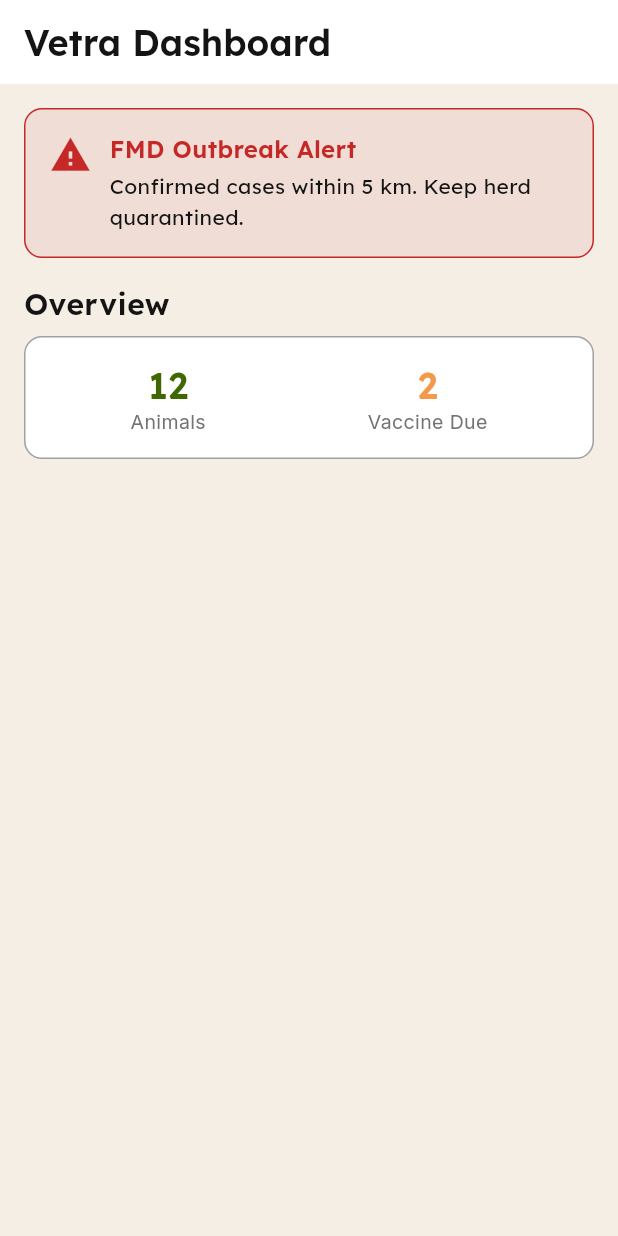
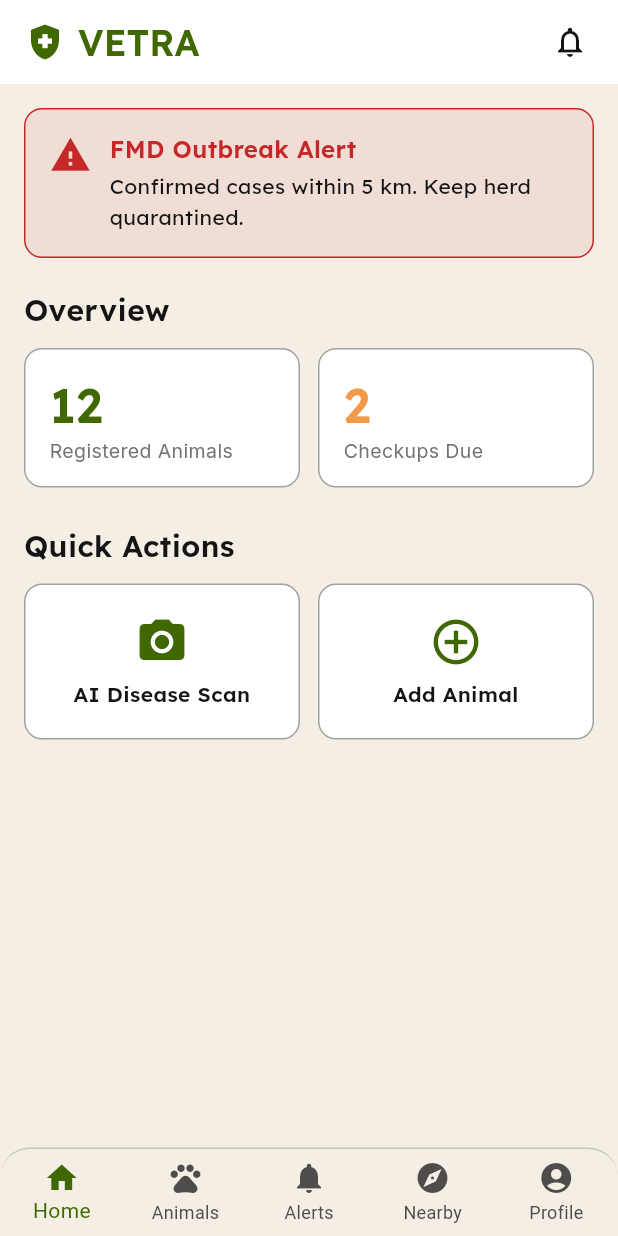
Before and after one commit to omrajput14/vetra, a Flutter app: the FarmerDashboardPage screen opened by its route, on a phone screen of 412 x 824 dp. Run offline on Flutter 3.47's test engine with Material 3 defaults, Android fonts, the light colour scheme and no system bars; our stand-ins replace flutter_riverpod, go_router, google_fonts.

Commit message:
feat(farmer): convert HTML prototypes to native Flutter

```diff
--- a/lib/core/router/app_router.dart
+++ b/lib/core/router/app_router.dart
@@ -8,6 +8,9 @@ import '../../features/auth/presentation/pages/email_verification_page.dart';
 import '../../features/auth/presentation/pages/forgot_password_page.dart';
 import '../../features/auth/presentation/pages/reset_password_page.dart';
 import '../../features/farmer/presentation/pages/farmer_dashboard_page.dart';
+import '../../features/farmer/presentation/pages/my_animals_page.dart';
+import '../../features/farmer/presentation/pages/my_animals_offline_state_page.dart';
+import '../../features/farmer/presentation/pages/nearby_vets_page.dart';
 
 class AppRouter {
   AppRouter._();
@@ -51,6 +54,18 @@ class AppRouter {
         path: '/farmer-dashboard',
         builder: (context, state) => const FarmerDashboardPage(),
       ),
+      GoRoute(
+        path: '/my-animals',
+        builder: (context, state) => const MyAnimalsPage(),
+      ),
+      GoRoute(
+        path: '/my-animals-offline',
+        builder: (context, state) => const MyAnimalsOfflineStatePage(),
+      ),
+      GoRoute(
+        path: '/nearby-vets',
+        builder: (context, state) => const NearbyVetsPage(),
+      ),
     ],
   );
 }
--- a/lib/features/farmer/presentation/pages/farmer_dashboard_page.dart
+++ b/lib/features/farmer/presentation/pages/farmer_dashboard_page.dart
@@ -1,7 +1,9 @@
 import 'package:flutter/material.dart';
+import 'package:go_router/go_router.dart';
 import '../../../../core/design_system/app_colors.dart';
 import '../../../../core/design_system/app_typography.dart';
 import '../../../../core/design_system/cards/alert_card.dart';
+import '../../../../core/design_system/navigation/farmer_bottom_navigation.dart';
 
 class FarmerDashboardPage extends StatelessWidget {
   const FarmerDashboardPage({super.key});
@@ -11,46 +13,130 @@ class FarmerDashboardPage extends StatelessWidget {
     return Scaffold(
       backgroundColor: AppColors.surfaceBackground,
       appBar: AppBar(
-        title: Text('Vetra Dashboard', style: AppTypography.screenTitle),
         backgroundColor: AppColors.surfaceCard,
         elevation: 0,
+        title: Row(
+          children: [
+            const Icon(Icons.health_and_safety, color: AppColors.primary, size: 28),
+            const SizedBox(width: 8),
+            Text('VETRA', style: AppTypography.screenTitle.copyWith(color: AppColors.primary)),
+          ],
+        ),
+        actions: [
+          IconButton(
+            icon: const Icon(Icons.notifications_none, color: AppColors.textPrimary),
+            onPressed: () => context.push('/notifications'),
+          ),
+          const SizedBox(width: 8),
+        ],
       ),
       body: ListView(
         padding: const EdgeInsets.all(16),
         children: [
-          const AlertCard(
+          GestureDetector(
+            onTap: () => context.push('/alert-details'),
+            child: const AlertCard(
               title: 'FMD Outbreak Alert',
               description: 'Confirmed cases within 5 km. Keep herd quarantined.',
             ),
-          const SizedBox(height: 16),
+          ),
+          const SizedBox(height: 20),
           Text('Overview', style: AppTypography.sectionHeading),
-          const SizedBox(height: 8),
-          Container(
+          const SizedBox(height: 12),
+          Row(
+            children: [
+              Expanded(
+                child: Container(
                   padding: const EdgeInsets.all(16),
                   decoration: BoxDecoration(
                     color: AppColors.surfaceCard,
                     borderRadius: BorderRadius.circular(12),
                     border: Border.all(color: AppColors.borderHairline),
                   ),
-            child: Row(
-              mainAxisAlignment: MainAxisAlignment.spaceAround,
+                  child: Column(
+                    crossAxisAlignment: CrossAxisAlignment.start,
                     children: [
-                Column(
-                  children: [
-                    Text('12', style: AppTypography.screenTitle.copyWith(color: AppColors.primary)),
-                    Text('Animals', style: AppTypography.captionMetadata),
+                      Text('12', style: AppTypography.screenTitle.copyWith(color: AppColors.primary, fontSize: 32)),
+                      Text('Registered Animals', style: AppTypography.captionMetadata),
                     ],
                   ),
-                Column(
+                ),
+              ),
+              const SizedBox(width: 12),
+              Expanded(
+                child: Container(
+                  padding: const EdgeInsets.all(16),
+                  decoration: BoxDecoration(
+                    color: AppColors.surfaceCard,
+                    borderRadius: BorderRadius.circular(12),
+                    border: Border.all(color: AppColors.borderHairline),
+                  ),
+                  child: Column(
+                    crossAxisAlignment: CrossAxisAlignment.start,
                     children: [
-                    Text('2', style: AppTypography.screenTitle.copyWith(color: AppColors.cautionAmber)),
-                    Text('Vaccine Due', style: AppTypography.captionMetadata),
+                      Text('2', style: AppTypography.screenTitle.copyWith(color: AppColors.cautionAmber, fontSize: 32)),
+                      Text('Checkups Due', style: AppTypography.captionMetadata),
+                    ],
+                  ),
+                ),
+              ),
+            ],
+          ),
+          const SizedBox(height: 24),
+          Text('Quick Actions', style: AppTypography.sectionHeading),
+          const SizedBox(height: 12),
+          Row(
+            children: [
+              Expanded(
+                child: _buildQuickActionCard(
+                  context,
+                  icon: Icons.camera_alt,
+                  label: 'AI Disease Scan',
+                  onTap: () => context.push('/disease-scanner'),
+                ),
+              ),
+              const SizedBox(width: 12),
+              Expanded(
+                child: _buildQuickActionCard(
+                  context,
+                  icon: Icons.add_circle_outline,
+                  label: 'Add Animal',
+                  onTap: () => context.push('/add-animal'),
+                ),
+              ),
             ],
           ),
         ],
       ),
+      bottomNavigationBar: FarmerBottomNavigation(
+        currentIndex: 0,
+        onTap: (index) {
+          if (index == 1) context.go('/my-animals');
+          if (index == 2) context.go('/alerts');
+          if (index == 3) context.go('/nearby-vets');
+          if (index == 4) context.go('/profile');
+        },
       ),
+    );
+  }
+
+  Widget _buildQuickActionCard(BuildContext context, {required IconData icon, required String label, required VoidCallback onTap}) {
+    return GestureDetector(
+      onTap: onTap,
+      child: Container(
+        padding: const EdgeInsets.symmetric(vertical: 20, horizontal: 16),
+        decoration: BoxDecoration(
+          color: AppColors.surfaceCard,
+          borderRadius: BorderRadius.circular(12),
+          border: Border.all(color: AppColors.borderHairline),
+        ),
+        child: Column(
+          children: [
+            Icon(icon, size: 36, color: AppColors.primary),
+            const SizedBox(height: 8),
+            Text(label, style: AppTypography.buttonLabel.copyWith(fontSize: 14), textAlign: TextAlign.center),
           ],
+        ),
       ),
     );
   }
```
Also changed, not shown: lib/features/farmer/presentation/pages/my_animals_offline_state_page.dart (added, +55 -0 lines), lib/features/farmer/presentation/pages/my_animals_page.dart (added, +105 -0 lines), lib/features/farmer/presentation/pages/nearby_vets_page.dart (added, +62 -0 lines). Lines whose indentation alone changed are shown as unchanged.
